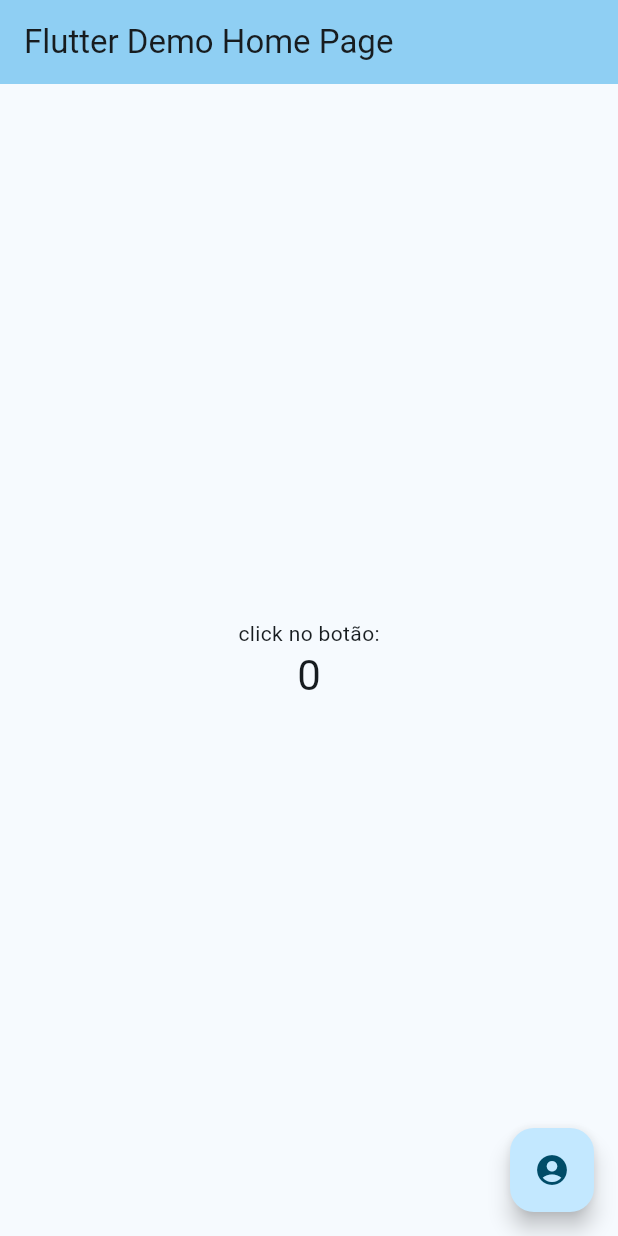
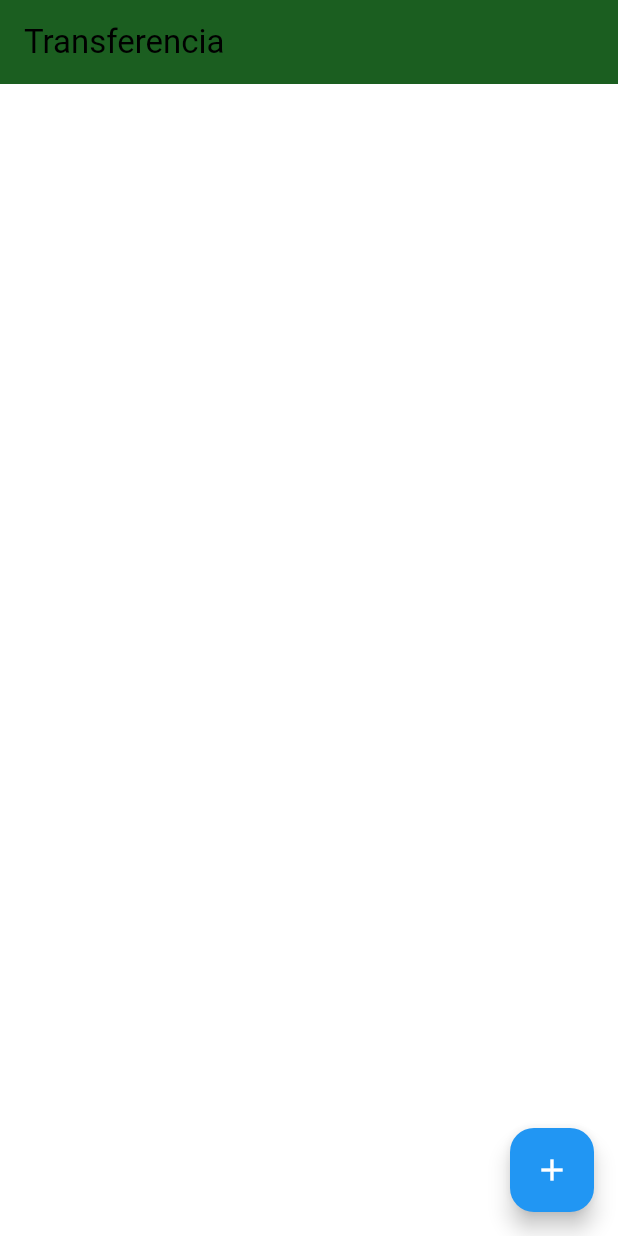
Before and after one commit to and3510/TransferenciaApp_Studied, a Flutter app: the screen it shows after launch, on a phone screen of 412 x 824 dp. Run offline on Flutter 3.47's test engine with Material 3 defaults, Android fonts, the phone set to English and light mode, and no system bars.

```diff
--- a/lib/main.dart
+++ b/lib/main.dart
@@ -1,84 +1,25 @@
 import 'package:flutter/material.dart';
+import 'package:meu_app/view/Transferencia/lista.dart';
 
-void main() {
-  runApp(const MyApp());
-}
+void main() => runApp(MyApp());
 
 class MyApp extends StatelessWidget {
   const MyApp({super.key});
 
-  // This widget is the root of your application.
   @override
   Widget build(BuildContext context) {
     return MaterialApp(
-      title: 'Flutter',
       theme: ThemeData(
-
-        colorScheme: ColorScheme.fromSeed(seedColor: const Color.fromARGB(255, 58, 143, 183)),
+        primaryColor: Colors.green[900],
+        colorScheme: ColorScheme.fromSwatch().copyWith(
+          secondary: Colors.blueAccent[700],
+        ),
+        buttonTheme: ButtonThemeData(
+          buttonColor: Colors.blueAccent[700],
+          textTheme: ButtonTextTheme.primary,
+        ),
       ),
-      home: const MyHomePage(title: 'Flutter Demo Home Page'),
+      home: ListaTransferencia(),
     );
   }
 }
-
-class MyHomePage extends StatefulWidget {
-  const MyHomePage({super.key, required this.title});
-
-
-  final String title;
-
-  @override
-  State<MyHomePage> createState() => _MyHomePageState();
-}
-
-class _MyHomePageState extends State<MyHomePage> {
-  int _counter = 0;
-
-  void _incrementCounter() {
-    setState(() {
-
-      _counter+=5;
-    });
-  }
-
-  @override
-  Widget build(BuildContext context) {
-    // This method is rerun every time setState is called, for instance as done
-    // by the _incrementCounter method above.
-    //
-    // The Flutter framework has been optimized to make rerunning build methods
-    // fast, so that you can just rebuild anything that needs updating rather
-    // than having to individually change instances of widgets.
-    return Scaffold(
-      appBar: AppBar(
-        // TRY THIS: Try changing the color here to a specific color (to
-        // Colors.amber, perhaps?) and trigger a hot reload to see the AppBar
-        // change color while the other colors stay the same.
-        backgroundColor: Theme.of(context).colorScheme.inversePrimary,
-        // Here we take the value from the MyHomePage object that was created by
-        // the App.build method, and use it to set our appbar title.
-        title: Text(widget.title),
-      ),
-      body: Center(
-        // Center is a layout widget. It takes a single child and positions it
-        // in the middle of the parent.
-        child: Column(
-
-          mainAxisAlignment: MainAxisAlignment.center,
-          children: <Widget>[
-            const Text('click no botão:'),
-            Text(
-              '$_counter',
-              style: Theme.of(context).textTheme.headlineMedium,
-            ),
-          ],
-        ),
-      ),
-      floatingActionButton: FloatingActionButton(
-        onPressed: _incrementCounter,
-        tooltip: 'Increment',
-        child: const Icon(Icons.account_circle_sharp)
-      ), // This trailing comma makes auto-formatting nicer for build methods.
-    );
-  }
-}
--- /dev/null
+++ b/lib/models/transferencia.dart
@@ -0,0 +1,13 @@
+class Transferencia {
+  final double valor;
+  final int numeroConta;
+
+
+  Transferencia({required this.valor, required this.numeroConta});
+
+  @override
+  String toString() {
+    // TODO: implement toString
+    return "Tranferencia do $valor pela conta: $numeroConta";
+  }
+}
--- /dev/null
+++ b/lib/view/Transferencia/lista.dart
@@ -0,0 +1,75 @@
+import 'package:flutter/material.dart';
+import 'package:meu_app/models/transferencia.dart';
+import 'package:meu_app/view/Transferencia/formulario.dart';
+
+class ListaTransferencia extends StatefulWidget{
+
+  final List<Transferencia> _transferencias = [];
+
+
+  @override
+  State<StatefulWidget> createState() {
+    // TODO: implement createState
+    return ListaTransferenciaState();
+  }
+
+
+
+}
+
+class ListaTransferenciaState extends State<ListaTransferencia> {
+  @override
+  Widget build(BuildContext context) {
+    return Scaffold(
+      appBar: AppBar(
+        title: Text("Transferencia"),
+        backgroundColor: Theme.of(context).primaryColor,
+      ),
+      body: ListView.builder(
+        itemBuilder: (context, indice) {
+          final transferencia = widget._transferencias[indice];
+          return ItemTransferencia(transferencia);
+        },
+        itemCount: widget._transferencias.length,
+      ),
+      floatingActionButton: FloatingActionButton(
+        hoverColor: Theme.of(context).colorScheme.secondary,
+        child: Icon(Icons.add),
+        onPressed: () {
+          final Future future = Navigator.push(context, MaterialPageRoute(builder: (context) {
+            return FormularioTransferencia();
+          }));
+          future.then((transferenciaRecebida) {
+            if (transferenciaRecebida != null) {
+              setState(() {
+                widget._transferencias.add(transferenciaRecebida);
+              });
+            }
+          });
+        },
+      ),
+    );
+  }
+}
+
+
+
+class ItemTransferencia extends StatelessWidget {
+
+  final Transferencia _transferencia;
+
+  const ItemTransferencia(this._transferencia);
+
+  @override
+  Widget build(BuildContext context) {
+    // TODO: implement build
+    return Card(
+          child: ListTile(
+            leading: Icon(Icons.monetization_on),
+            title: Text(_transferencia.valor.toString()),
+            subtitle: Text(_transferencia.numeroConta.toString()),
+          ),
+        );
+  }
+
+}
```
Also changed, not shown: lib/components/editor.dart (added, +30 -0 lines), lib/view/Transferencia/formulario.dart (added, +62 -0 lines), lib/data/model/api_model_class.dart (deleted), lib/data/repositories/repository_class.dart (deleted), lib/data/services/service_class.dart (deleted), lib/domain/models/model_name.dart (deleted), lib/main_development.dart (deleted), lib/main_staging.dart (deleted), lib/ui/feature/view_model/view_model_class.dart (deleted), lib/ui/feature/widgets/feature_screen.dart (deleted), lib/ui/feature/widgets/other_widgets.dart (deleted), 1 other file.
